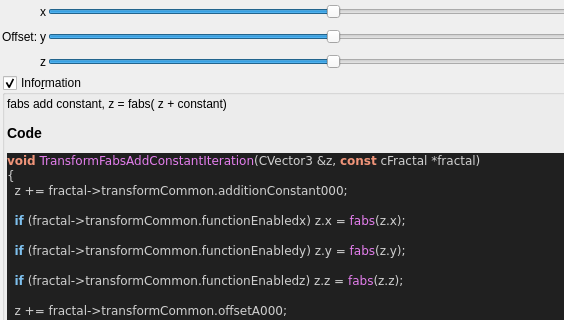
Above: mandelbulber2/qt_data/fractal_transf_fabs_add_constant.ui from buddhi1980/mandelbulber2 before the change; both pictures show x 0 to 564 and y 103 to 423 of the 711 by 1005 pixel window. Below: the same form after it.
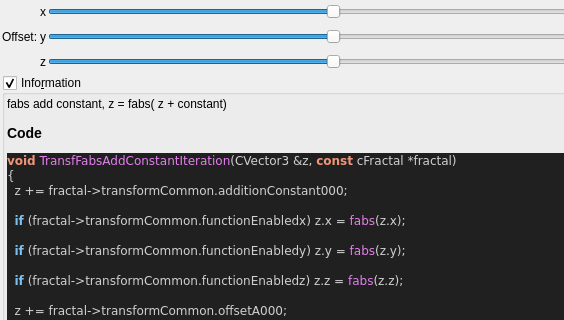
That is the form after the change. Custom widgets are drawn as their Qt base class.

The edit to the form file:
```diff
--- a/mandelbulber2/qt_data/fractal_transf_fabs_add_constant.ui
+++ b/mandelbulber2/qt_data/fractal_transf_fabs_add_constant.ui
@@ -499,7 +499,7 @@
 &lt;/table&gt;
 &lt;h3&gt;Code&lt;/h3&gt;
 &lt;body style=&quot;background-color:#202020&quot;&gt;
-&lt;pre style=&quot;color:#d0d0d0; background-color:#202020;  font-family:'Courier New',monospace;&quot;&gt;&lt;span style=&quot;color:#f09479; font-weight:bold&quot;&gt;void&lt;/span&gt; &lt;span style=&quot;color:#e47eed&quot;&gt;TransformFabsAddConstantIteration&lt;/span&gt;&lt;span style=&quot;color:#d0d0d0&quot;&gt;(&lt;/span&gt;CVector3 &lt;span style=&quot;color:#d0d0d0&quot;&gt;&amp;amp;&lt;/span&gt;z&lt;span style=&quot;color:#d0d0d0&quot;&gt;,&lt;/span&gt; &lt;span style=&quot;color:#f09479; font-weight:bold&quot;&gt;const&lt;/span&gt; cFractal &lt;span style=&quot;color:#d0d0d0&quot;&gt;*&lt;/span&gt;fractal&lt;span style=&quot;color:#d0d0d0&quot;&gt;)&lt;/span&gt;
+&lt;pre style=&quot;color:#d0d0d0; background-color:#202020;  font-family:'Courier New',monospace;&quot;&gt;&lt;span style=&quot;color:#f09479; font-weight:bold&quot;&gt;void&lt;/span&gt; &lt;span style=&quot;color:#e47eed&quot;&gt;TransfFabsAddConstantIteration&lt;/span&gt;&lt;span style=&quot;color:#d0d0d0&quot;&gt;(&lt;/span&gt;CVector3 &lt;span style=&quot;color:#d0d0d0&quot;&gt;&amp;amp;&lt;/span&gt;z&lt;span style=&quot;color:#d0d0d0&quot;&gt;,&lt;/span&gt; &lt;span style=&quot;color:#f09479; font-weight:bold&quot;&gt;const&lt;/span&gt; cFractal &lt;span style=&quot;color:#d0d0d0&quot;&gt;*&lt;/span&gt;fractal&lt;span style=&quot;color:#d0d0d0&quot;&gt;)&lt;/span&gt;
 &lt;span style=&quot;color:#d0d0d0&quot;&gt;{&lt;/span&gt;
   z &lt;span style=&quot;color:#d0d0d0&quot;&gt;+=&lt;/span&gt; fractal&lt;span style=&quot;color:#d0d0d0&quot;&gt;-&amp;gt;&lt;/span&gt;transformCommon&lt;span style=&quot;color:#d0d0d0&quot;&gt;.&lt;/span&gt;additionConstant000&lt;span style=&quot;color:#d0d0d0&quot;&gt;;&lt;/span&gt;
 
```
